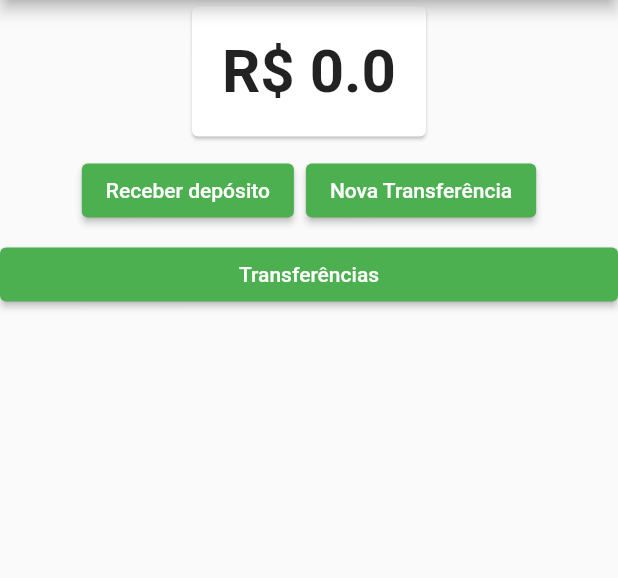
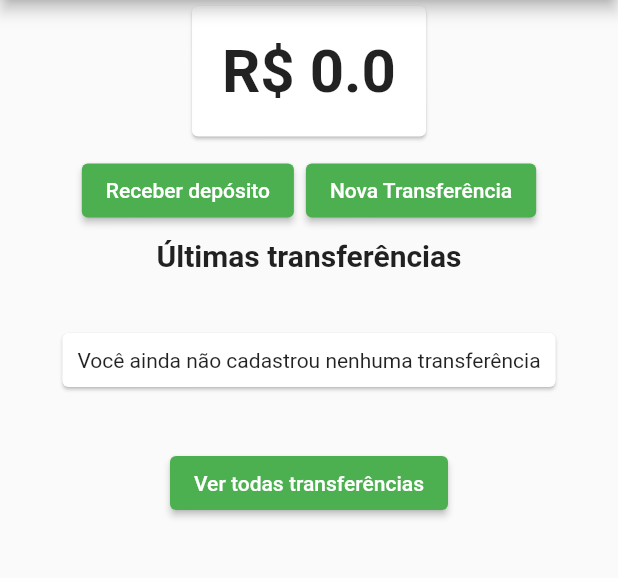
Before and after one commit to RafaelPiedade/bytebank, a Flutter app: the screen it shows after launch, on a phone screen of 412 x 824 dp, the part 84-662 px from its top. Run offline on Flutter 3.47's test engine with Material 2 defaults, Android fonts, the light colour scheme and no system bars.

Commit message:
add latest transferencias on dashboard

```diff
--- a/lib/screens/dashboard/dashboard.dart
+++ b/lib/screens/dashboard/dashboard.dart
@@ -2,6 +2,7 @@ import 'package:bytebank/models/saldo.dart';
 import 'package:bytebank/screens/dashboard/saldo.dart';
 import 'package:bytebank/screens/deposito/formulario.dart';
 import 'package:bytebank/screens/transferencia/lista.dart';
+import 'package:bytebank/screens/transferencia/ultimas.dart';
 import 'package:flutter/material.dart';
 import 'package:provider/provider.dart';
 
@@ -54,20 +55,7 @@ class Dashboard extends StatelessWidget {
               ),
             ],
           ),
-          ElevatedButton(
-            child: Text('Transferências'),
-            style: ElevatedButton.styleFrom(primary: Colors.green),
-            onPressed: () {
-              Navigator.push(
-                context,
-                MaterialPageRoute(
-                  builder: (context) {
-                    return ListaTransferencias();
-                  },
-                ),
-              );
-            },
-          ),
+          UltimasTransferencias(),
         ],
       ),
     );
--- /dev/null
+++ b/lib/screens/transferencia/ultimas.dart
@@ -0,0 +1,73 @@
+import 'package:bytebank/models/transferencias.dart';
+import 'package:bytebank/screens/transferencia/lista.dart';
+import 'package:flutter/material.dart';
+import 'package:provider/provider.dart';
+
+final _titulo = 'Últimas transferências';
+
+class UltimasTransferencias extends StatelessWidget {
+  @override
+  Widget build(BuildContext context) {
+    return Column(
+      children: [
+        Text(
+          _titulo,
+          style: TextStyle(
+            fontWeight: FontWeight.bold,
+            fontSize: 20,
+          ),
+        ),
+        Consumer<Transferencias>(
+          builder: (context, transferencias, child) {
+            final _ultimasTransferencias =
+                transferencias.transferencias.reversed.toList();
+            final _quantidade = transferencias.transferencias.length;
+
+            if (_quantidade == 0) {
+              return SemTransferenciaCadastrada();
+            }
+            int tamanho = _quantidade > 2 ? 2 : _quantidade;
+            return ListView.builder(
+              padding: const EdgeInsets.all(8),
+              itemCount: tamanho,
+              shrinkWrap: true,
+              itemBuilder: (context, indice) {
+                return ItemTransferencia(_ultimasTransferencias[indice]);
+              },
+            );
+          },
+        ),
+        ElevatedButton(
+          child: Text('Ver todas transferências'),
+          style: ElevatedButton.styleFrom(primary: Colors.green),
+          onPressed: () {
+            Navigator.push(
+              context,
+              MaterialPageRoute(
+                builder: (context) {
+                  return ListaTransferencias();
+                },
+              ),
+            );
+          },
+        ),
+      ],
+    );
+  }
+}
+
+class SemTransferenciaCadastrada extends StatelessWidget {
+  @override
+  Widget build(BuildContext context) {
+    return Card(
+      margin: EdgeInsets.all(40),
+      child: Padding(
+        padding: EdgeInsets.all(10),
+        child: Text(
+          'Você ainda não cadastrou nenhuma transferência',
+          textAlign: TextAlign.center,
+        ),
+      ),
+    );
+  }
+}
```
